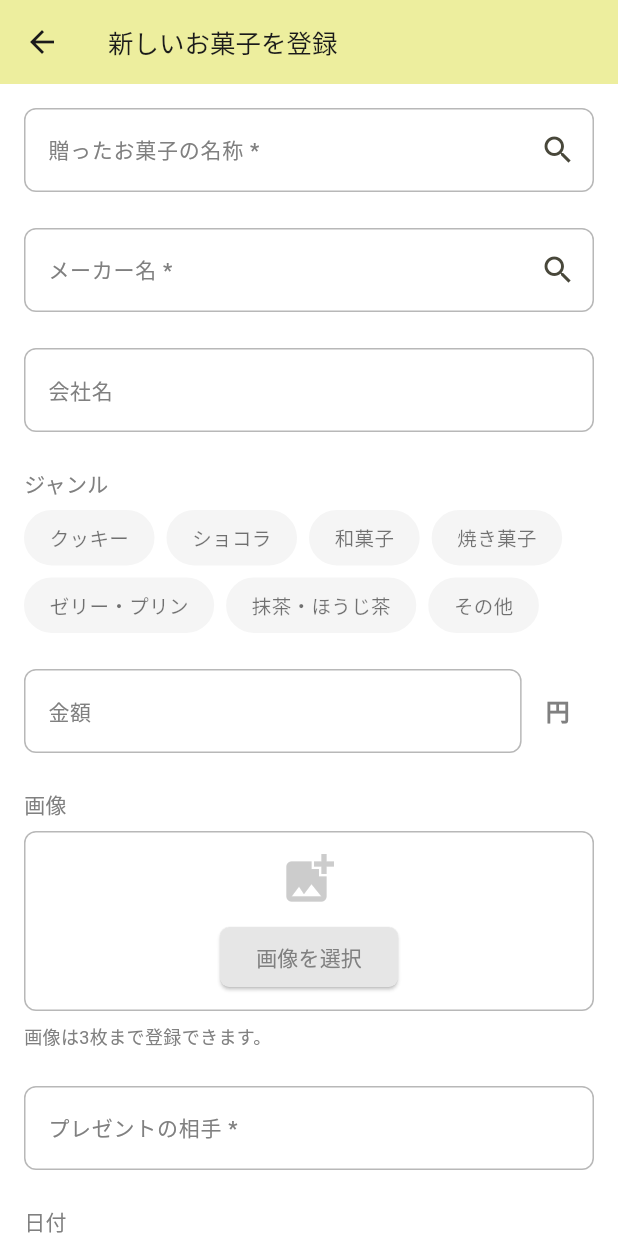
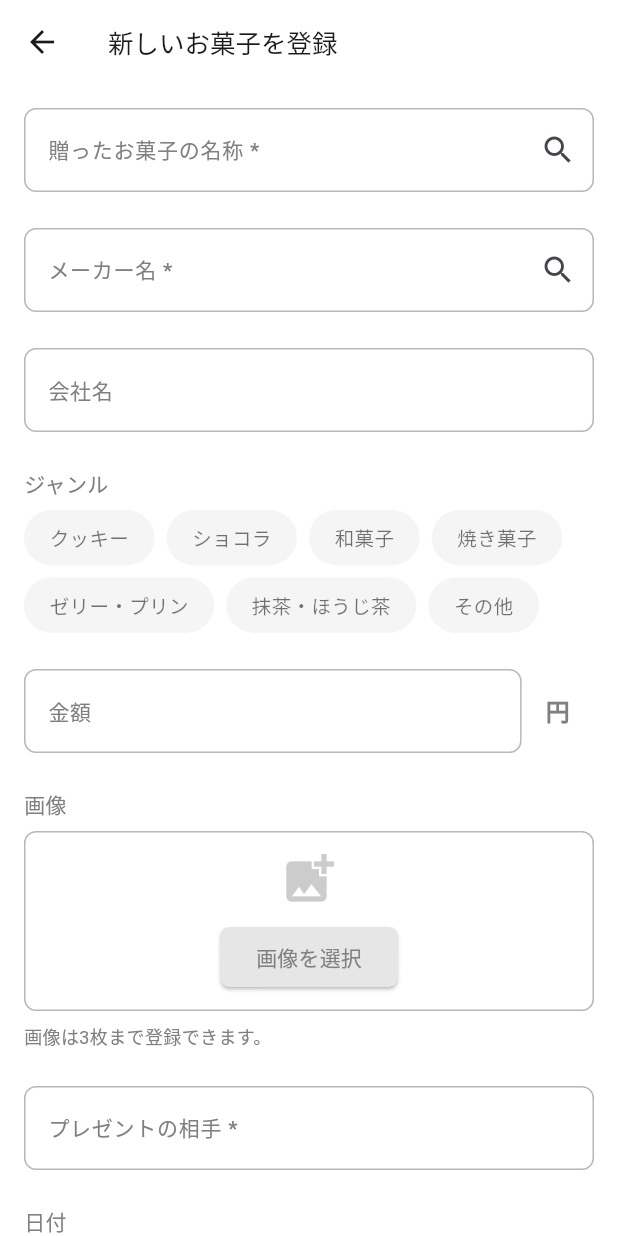
Before and after one commit to erablea/alamode_app, a Flutter app: the screen it shows after launch, item 3 of the bottom bar chosen, after a tap on the "add" icon, on a phone screen of 412 x 824 dp. Run offline on Flutter 3.47's test engine with Material 3 defaults, Android fonts, the light colour scheme and no system bars; our stand-ins replace cached_network_image, cloud_firestore, firebase_core, image_picker, shared_preferences, syncfusion_flutter_datepicker; accounts and stored records are empty; Roboto replaces fonts that are missing (ZenMaruGothic); project files that could hold a hidden picture were left out.

```diff
--- a/lib/main.dart
+++ b/lib/main.dart
@@ -9,8 +9,8 @@ import 'package:firebase_core/firebase_core.dart';
 import 'firebase_options.dart';
 
 class AppColors {
-  static const Color primaryColor = Color(0xFFEDEE9E);
-  static const Color secondryColor = Color(0xFFDA70D6);
+  static const Color primaryColor = Color(0xFF1C6ECD);
+  static const Color secondryColor = Color(0xFFEDEE9E);
   static const Color blackDark = Color(0xFF1A1A1A);
   static const Color blackLight = Color(0xFF808080);
   static const Color greyDark = Color(0xFFCCCCCC);
@@ -40,8 +40,7 @@ class MyApp extends StatelessWidget {
   final ThemeData appTheme = ThemeData(
     scaffoldBackgroundColor: Colors.white,
     appBarTheme: const AppBarTheme(
-      backgroundColor: AppColors.primaryColor,
-      foregroundColor: AppColors.blackDark,
+      backgroundColor: Colors.white,
       elevation: 0,
       iconTheme: IconThemeData(color: AppColors.blackDark),
       titleTextStyle: TextStyle(
--- a/lib/view/home.dart
+++ b/lib/view/home.dart
@@ -142,7 +142,7 @@ class _HomeScreenState extends State<HomeScreen>
         decoration: BoxDecoration(
           border: Border(
             bottom: BorderSide(
-              color: isSelected ? Colors.white : Colors.transparent,
+              color: isSelected ? AppColors.primaryColor : Colors.transparent,
               width: 3.0,
             ),
           ),
@@ -158,7 +158,7 @@ class _HomeScreenState extends State<HomeScreen>
               fontSize: isAllTab ? 20.0 : 14.0, // 'all'のみ大きく
               fontWeight: FontWeight.normal,
               color: isSelected
-                  ? Colors.white
+                  ? AppColors.primaryColor
                   : Theme.of(context).textTheme.bodyMedium?.color,
             ),
           ),
@@ -181,7 +181,7 @@ class _HomeScreenState extends State<HomeScreen>
           alignment: Alignment.center,
           child: Icon(
             isLeft ? Icons.arrow_circle_left : Icons.arrow_circle_right,
-            color: Colors.white.withOpacity(0.9),
+            color: AppColors.blackLight.withOpacity(0.7),
             size: 24,
           ),
         ),
@@ -660,8 +660,10 @@ class _ItemListState extends State<ItemList>
             children: [
               Text(
                 item['item_name'] as String? ?? '',
-                style:
-                    const TextStyle(fontSize: 16, fontWeight: FontWeight.bold),
+                style: const TextStyle(
+                    fontSize: 16,
+                    fontWeight: FontWeight.bold,
+                    color: AppColors.primaryColor),
                 overflow: TextOverflow.ellipsis,
                 maxLines: 1,
               ),
@@ -948,8 +950,7 @@ class _HomeFilterDialogState extends State<HomeFilterDialog> {
                         child: const Text(
                           '適用',
                           style: TextStyle(
-                            fontWeight: FontWeight.w600,
-                          ),
+                              fontWeight: FontWeight.w600, color: Colors.white),
                         ),
                       ),
                     ),
@@ -1274,7 +1275,7 @@ class _ItemDetailScreenState extends State<ItemDetailScreen> {
           shadowColor: AppColors.shadowColor,
           surfaceTintColor: Colors.transparent,
           leading: IconButton(
-            icon: const Icon(Icons.arrow_back, color: AppColors.blackDark),
+            icon: const Icon(Icons.arrow_back, color: AppColors.primaryColor),
             onPressed: () => Navigator.of(context).pop(true),
           ),
           title: StreamBuilder<DocumentSnapshot>(
@@ -1288,7 +1289,7 @@ class _ItemDetailScreenState extends State<ItemDetailScreen> {
               return Text(
                 item?['item_name'] as String? ?? '',
                 style: const TextStyle(
-                  color: AppColors.blackDark,
+                  color: AppColors.primaryColor,
                   fontSize: 16,
                   fontWeight: FontWeight.w600,
                 ),
--- a/lib/view/present.dart
+++ b/lib/view/present.dart
@@ -1093,6 +1093,7 @@ class _PresentFilterDialogState extends State<PresentFilterDialog> {
                   ),
                   const SizedBox(width: 12),
                   Material(
+                    color: AppColors.primaryColor,
                     borderRadius: BorderRadius.circular(8),
                     child: InkWell(
                       borderRadius: BorderRadius.circular(8),
@@ -1115,8 +1116,7 @@ class _PresentFilterDialogState extends State<PresentFilterDialog> {
                         child: const Text(
                           '適用',
                           style: TextStyle(
-                            fontWeight: FontWeight.w600,
-                          ),
+                              fontWeight: FontWeight.w600, color: Colors.white),
                         ),
                       ),
                     ),
@@ -2017,9 +2017,9 @@ class _PresentFormWidgetState extends State<PresentFormWidget> {
                       child: const Text(
                         '保存',
                         style: TextStyle(
-                          fontSize: 16,
-                          fontWeight: FontWeight.w600,
-                        ),
+                            fontSize: 16,
+                            fontWeight: FontWeight.w600,
+                            color: Colors.white),
                       ),
                     ),
                   ),
```
Also changed, not shown: 5 other files.
